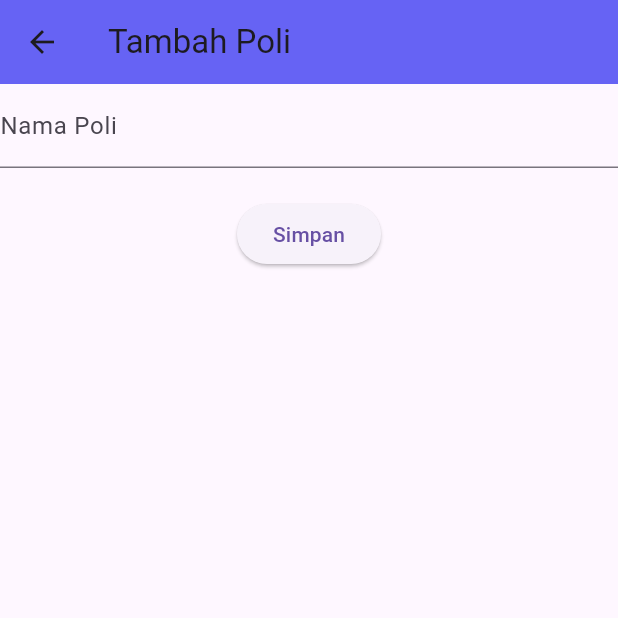
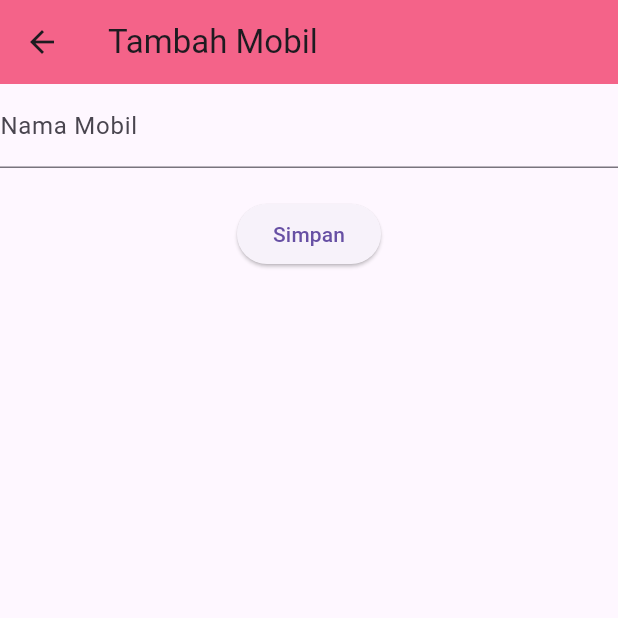
Before and after one commit to fauznfhlvi/klinik_app, a Flutter app: the PoliForm screen opened directly, on a phone screen of 412 x 824 dp, the top half of it. Run offline on Flutter 3.47's test engine with Material 3 defaults, Android fonts, the phone set to English and light mode, and no system bars; our stand-ins replace dio, shared_preferences; accounts and stored records are empty; network calls fail.

Commit message:
update terbaru

```diff
--- a/lib/helpers/api_client.dart
+++ b/lib/helpers/api_client.dart
@@ -6,7 +6,7 @@ import 'package:dio/dio.dart';
 
 final Dio dio = Dio(BaseOptions(
   //disesuaikan dg URL mockapi.io
-  baseUrl: 'https://662451cb04457d4aaf9c0fb8.mockapi.io/',
+  baseUrl: 'https://6655a34c3c1d3b60293a7592.mockapi.io/',
   //connectTimeout: 5000,
   //receiveTimeout: 3000));
 ));
--- a/lib/ui/poli_detail.dart
+++ b/lib/ui/poli_detail.dart
@@ -22,7 +22,10 @@ class _PoliDetailState extends State<PoliDetail> {
   @override
   Widget build(BuildContext context) {
     return Scaffold(
-      appBar: AppBar(title: Text("Detail Poli")),
+      appBar: AppBar(
+        title: Text("Detail Mobil"),
+        backgroundColor: Color.fromRGBO(237, 5, 63, 0.612),
+      ),
       body: StreamBuilder(
         stream: getData(),
         builder: (context, AsyncSnapshot snapshot) {
@@ -42,7 +45,7 @@ class _PoliDetailState extends State<PoliDetail> {
             children: [
               SizedBox(height: 20),
               Text(
-                "Nama Poli : ${snapshot.data.namaPoli}",
+                "Nama Mobil : ${snapshot.data.namaPoli}",
                 style: TextStyle(fontSize: 20),
               ),
               SizedBox(height: 20),
@@ -76,7 +79,8 @@ class _PoliDetailState extends State<PoliDetail> {
     return ElevatedButton(
         onPressed: () {
           AlertDialog alertDialog = AlertDialog(
-            content: const Text("Yakin ingin menghapus data ini?"),
+            content:
+                const Text("Apakah Anda Yakin ingin menghapus data mobil ini?"),
             actions: [
               //tombol ya
               StreamBuilder(
--- a/lib/ui/poli_form.dart
+++ b/lib/ui/poli_form.dart
@@ -19,8 +19,8 @@ class _PoliFormState extends State<PoliForm> {
   Widget build(BuildContext context) {
     return Scaffold(
       appBar: AppBar(
-        title: const Text("Tambah Poli"),
-        backgroundColor: Color.fromRGBO(5, 5, 237, 0.612),
+        title: const Text("Tambah Mobil"),
+        backgroundColor: Color.fromRGBO(237, 5, 63, 0.612),
       ),
       body: SingleChildScrollView(
         child: Form(
@@ -35,7 +35,7 @@ class _PoliFormState extends State<PoliForm> {
 
   _fieldNamaPoli() {
     return TextField(
-      decoration: const InputDecoration(labelText: "Nama Poli"),
+      decoration: const InputDecoration(labelText: "Nama Mobil"),
       controller: _namaPoliCtrl,
     );
   }
--- a/lib/ui/poli_update_form.dart
+++ b/lib/ui/poli_update_form.dart
@@ -34,7 +34,7 @@ class _PoliUpdateFormState extends State<PoliUpdateForm> {
   Widget build(BuildContext context) {
     return Scaffold(
       appBar: AppBar(
-        title: const Text("Ubah Poli"),
+        title: const Text("Ubah Mobil"),
         backgroundColor: Color.fromRGBO(5, 5, 237, 0.612),
       ),
       body: SingleChildScrollView(
@@ -50,7 +50,7 @@ class _PoliUpdateFormState extends State<PoliUpdateForm> {
 
   _fieldNamaPoli() {
     return TextField(
-      decoration: const InputDecoration(labelText: "Nama Poli"),
+      decoration: const InputDecoration(labelText: "Nama Mobil"),
       controller: _namaPoliCtrl,
     );
   }
@@ -68,6 +68,6 @@ class _PoliUpdateFormState extends State<PoliUpdateForm> {
                     builder: (context) => PoliDetail(poli: value)));
           });
         },
-        child: const Text("Simpan Perubahan"));
+        child: const Text("Simpan"));
   }
 }
--- a/lib/ui/widget/sidebar.dart
+++ b/lib/ui/widget/sidebar.dart
@@ -23,15 +23,15 @@ class Sidebar extends StatelessWidget {
             },
           ),
           ListTile(
-            leading: Icon(Icons.accessible),
-            title: Text("Poli"),
+            leading: Icon(Icons.car_rental_rounded),
+            title: Text("Data Mobil"),
             onTap: () {
               Navigator.push(
                   context, MaterialPageRoute(builder: (context) => PoliPage()));
             },
           ),
           ListTile(
-            leading: Icon(Icons.people),
+            leading: Icon(Icons.people_alt_rounded),
             title: Text("Pegawai"),
             onTap: () {
               Navigator.push(
@@ -40,7 +40,7 @@ class Sidebar extends StatelessWidget {
           ),
           ListTile(
             leading: Icon(Icons.account_box_sharp),
-            title: Text("Pasien"),
+            title: Text("Pelanggan"),
             onTap: () {},
           ),
           ListTile(
```
Also changed, not shown: lib/ui/beranda.dart (+57 -2 lines), lib/ui/poli_page.dart (+53 -5 lines).
